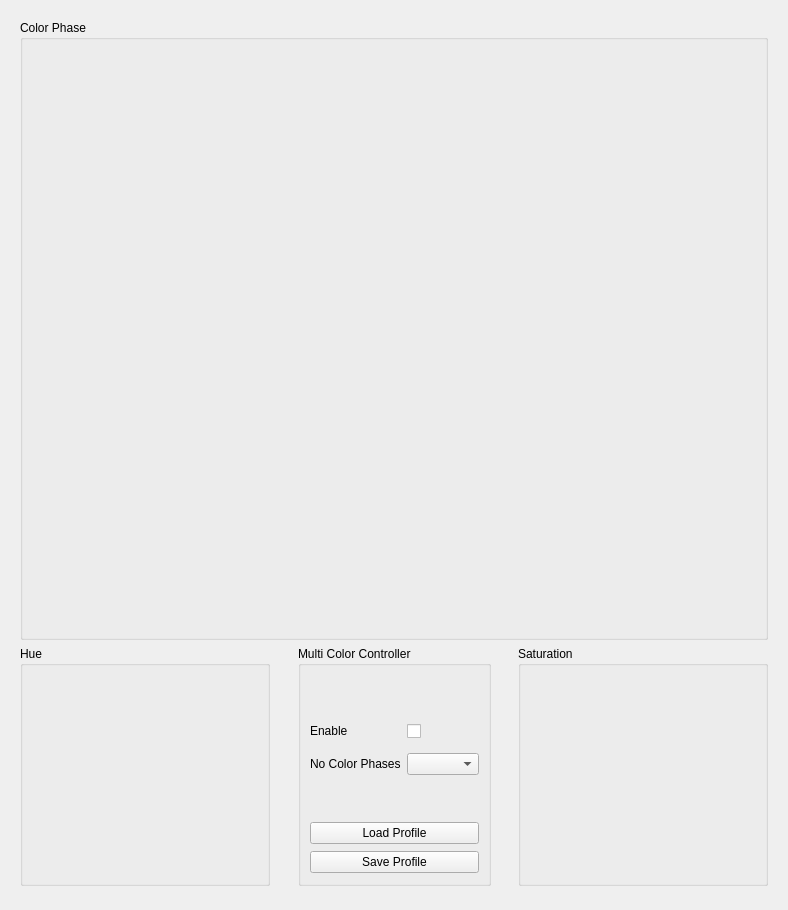
Above: dct_widgets/mccbox/mccbox.ui from KAYA-Instruments/SDI-Control-Point before the change. Below: the same form after it.
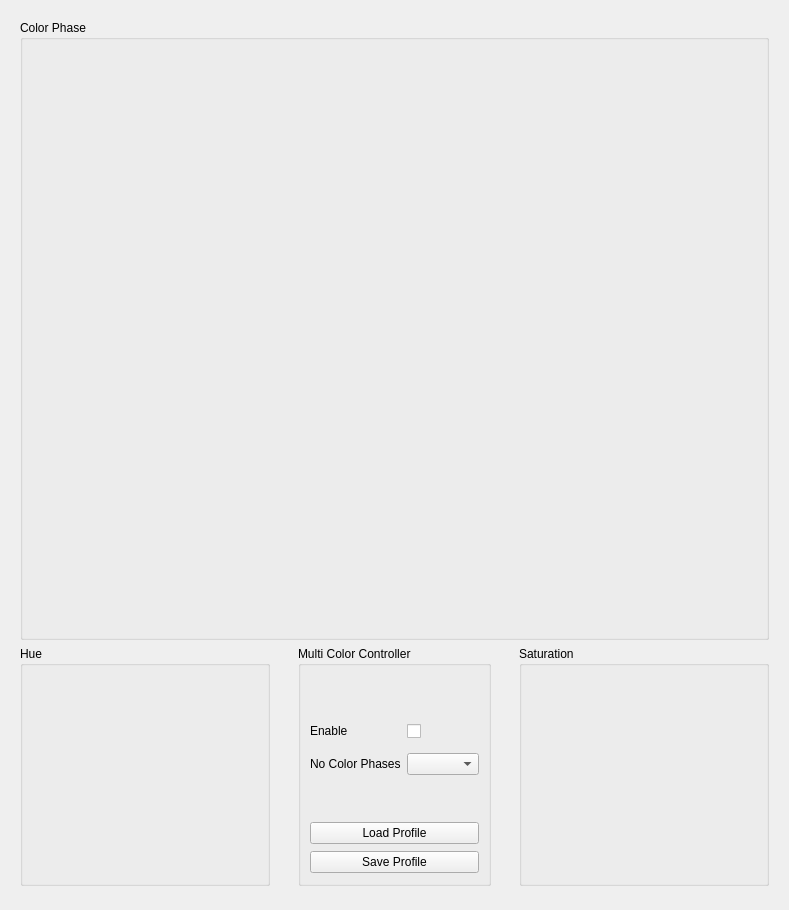
That is the form after the change. Custom widgets are drawn as their Qt base class.

What changed in the file:
```diff
--- a/dct_widgets/mccbox/mccbox.ui
+++ b/dct_widgets/mccbox/mccbox.ui
@@ -6,7 +6,7 @@
    <rect>
     <x>0</x>
     <y>0</y>
-    <width>788</width>
+    <width>789</width>
     <height>910</height>
    </rect>
   </property>
```
Left out of the diff: 11 changed lines with no effect on the pictures.
